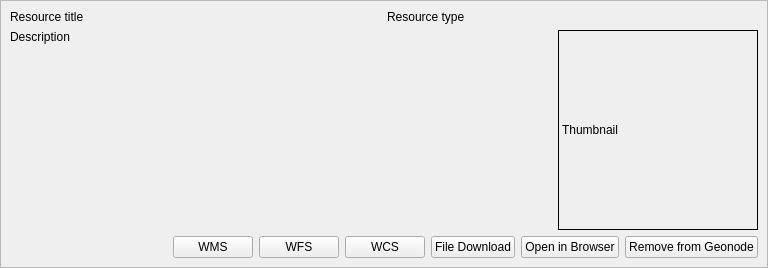
Old version of the form src/qgis_geonode/ui/search_result_widget.ui in the repository GeoNode/QGISGeoNodePlugin.
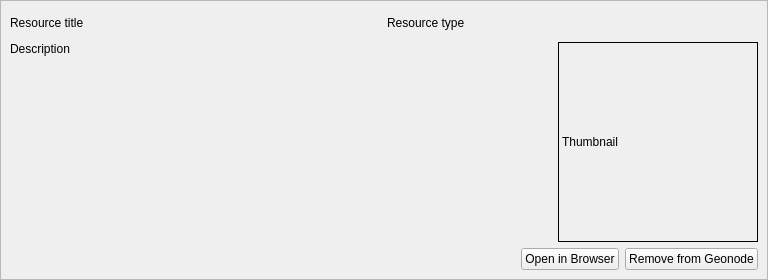
New version of the form.

Commit message:
Dynamically creating layer loading buttons for search items (#115)
Create OGC service loading buttons dynamically

What changed in the file:
```diff
--- a/src/qgis_geonode/ui/search_result_widget.ui
+++ b/src/qgis_geonode/ui/search_result_widget.ui
@@ -7,7 +7,7 @@
     <x>0</x>
     <y>0</y>
     <width>768</width>
-    <height>221</height>
+    <height>280</height>
    </rect>
   </property>
   <property name="windowTitle">
@@ -125,46 +125,6 @@
           </property>
          </spacer>
         </item>
-        <item>
-         <widget class="QPushButton" name="wms_btn">
-          <property name="toolTip">
-           <string>&lt;html&gt;&lt;head/&gt;&lt;body&gt;&lt;p&gt;Click to load resource as a WMS layer&lt;/p&gt;&lt;/body&gt;&lt;/html&gt;</string>
-          </property>
-          <property name="text">
-           <string>WMS</string>
-          </property>
-         </widget>
-        </item>
-        <item>
-         <widget class="QPushButton" name="wfs_btn">
-          <property name="toolTip">
-           <string>&lt;html&gt;&lt;head/&gt;&lt;body&gt;&lt;p&gt;Click to load as a WFS layer&lt;/p&gt;&lt;/body&gt;&lt;/html&gt;</string>
-          </property>
-          <property name="text">
-           <string>WFS</string>
-          </property>
-         </widget>
-        </item>
-        <item>
-         <widget class="QPushButton" name="wcs_btn">
-          <property name="toolTip">
-           <string>&lt;html&gt;&lt;head/&gt;&lt;body&gt;&lt;p&gt;Click to load resource as a WMS layer&lt;/p&gt;&lt;/body&gt;&lt;/html&gt;</string>
-          </property>
-          <property name="text">
-           <string>WCS</string>
-          </property>
-         </widget>
-        </item>
-        <item>
-         <widget class="QPushButton" name="download_btn">
-          <property name="toolTip">
-           <string>&lt;html&gt;&lt;head/&gt;&lt;body&gt;&lt;p&gt;Direct download&lt;/p&gt;&lt;/body&gt;&lt;/html&gt;</string>
-          </property>
-          <property name="text">
-           <string>File Download</string>
-          </property>
-         </widget>
-        </item>
         <item>
          <widget class="QPushButton" name="browser_btn">
           <property name="toolTip">
```
Left out of the diff: 2 changed lines with no effect on the pictures. The commit also changes 5 other files.
